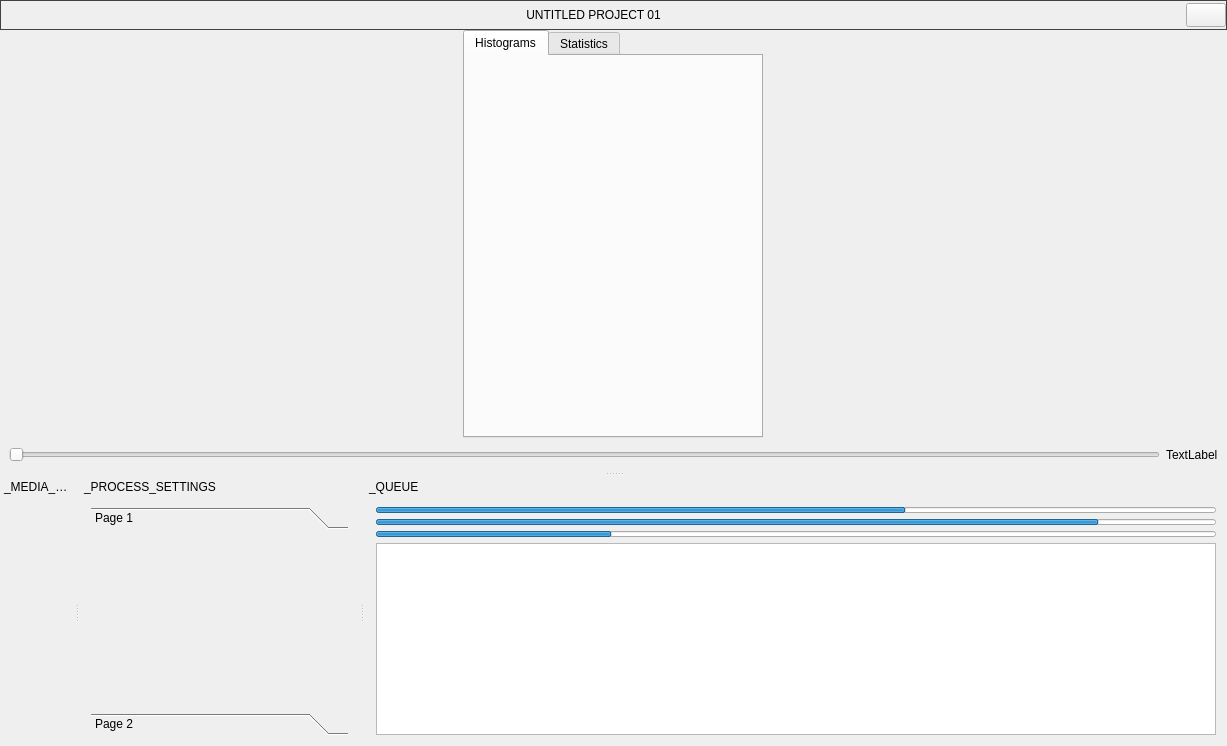
apertus-open-source-cinema/opencine, file Source/OpenCine/MainWindow.ui: the form before one commit.
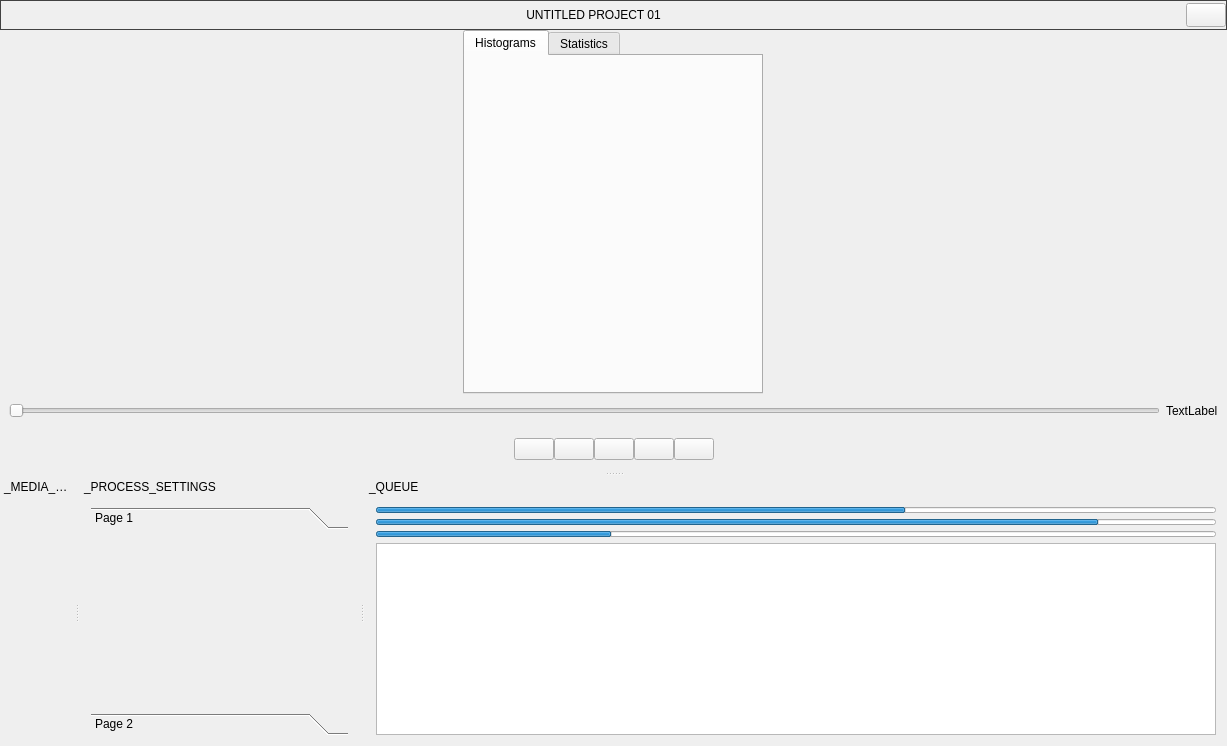
The form after the commit. Icons and pictures are not drawn.

What changed in the file:
```diff
--- a/Source/OpenCine/MainWindow.ui
+++ b/Source/OpenCine/MainWindow.ui
@@ -220,6 +220,99 @@
       </layout>
      </widget>
     </item>
+    <item>
+     <widget class="QFrame" name="horizontalFrame">
+      <property name="lineWidth">
+       <number>0</number>
+      </property>
+      <layout class="QHBoxLayout" name="horizontalLayout_3">
+       <property name="spacing">
+        <number>0</number>
+       </property>
+       <item>
+        <spacer name="horizontalSpacer_3">
+         <property name="orientation">
+          <enum>Qt::Horizontal</enum>
+         </property>
+         <property name="sizeHint" stdset="0">
+          <size>
+           <width>40</width>
+           <height>20</height>
+          </size>
+         </property>
+        </spacer>
+       </item>
+       <item>
+        <widget class="QPushButton" name="pushButton_6">
+         <property name="text">
+          <string/>
+         </property>
+         <property name="icon">
+          <iconset resource="Resources.qrc">
+           <normaloff>:/Icons/Icons/navigate5.png</normaloff>:/Icons/Icons/navigate5.png</iconset>
+         </property>
+        </widget>
+       </item>
+       <item>
+        <widget class="QPushButton" name="pushButton_5">
+         <property name="text">
+          <string/>
+         </property>
+         <property name="icon">
+          <iconset resource="Resources.qrc">
+           <normaloff>:/Icons/Icons/microsoft4.png</normaloff>:/Icons/Icons/microsoft4.png</iconset>
+         </property>
+        </widget>
+       </item>
+       <item>
+        <widget class="QPushButton" name="pushButton_4">
+         <property name="text">
+          <string/>
+         </property>
+         <property name="icon">
+          <iconset resource="Resources.qrc">
+           <normaloff>:/Icons/Icons/right20.png</normaloff>:/Icons/Icons/right20.png</iconset>
+         </property>
+        </widget>
+       </item>
+       <item>
+        <widget class="QPushButton" name="pushButton_3">
+         <property name="text">
+          <string/>
+         </property>
+         <property name="icon">
+          <iconset resource="Resources.qrc">
+           <normaloff>:/Icons/Icons/arrow493.png</normaloff>:/Icons/Icons/arrow493.png</iconset>
+         </property>
+        </widget>
+       </item>
+       <item>
+        <widget class="QPushButton" name="pushButton_2">
+         <property name="text">
+          <string/>
+         </property>
+         <property name="icon">
+          <iconset resource="Resources.qrc">
+           <normaloff>:/Icons/Icons/navigate4.png</normaloff>:/Icons/Icons/navigate4.png</iconset>
+         </property>
+        </widget>
+       </item>
+       <item>
+        <spacer name="horizontalSpacer_4">
+         <property name="orientation">
+          <enum>Qt::Horizontal</enum>
+         </property>
+         <property name="sizeHint" stdset="0">
+          <size>
+           <width>40</width>
+           <height>20</height>
+          </size>
+         </property>
+        </spacer>
+       </item>
+      </layout>
+     </widget>
+    </item>
    </layout>
   </widget>
   <widget class="QDockWidget" name="dockWidget_3">
```
